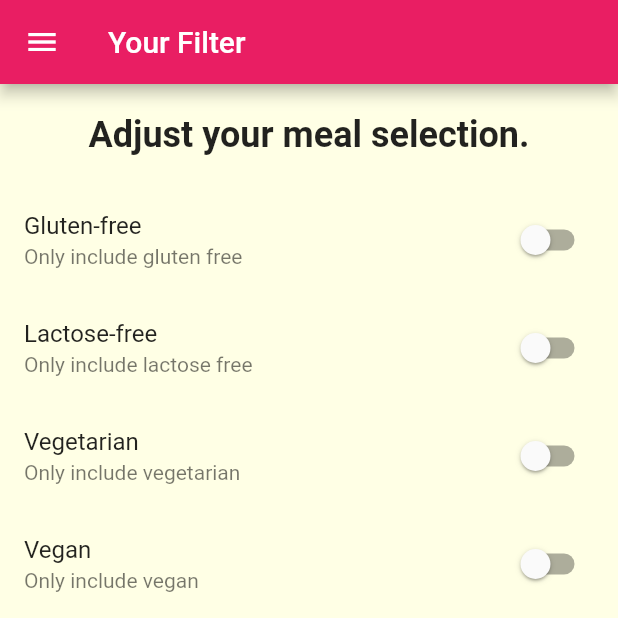
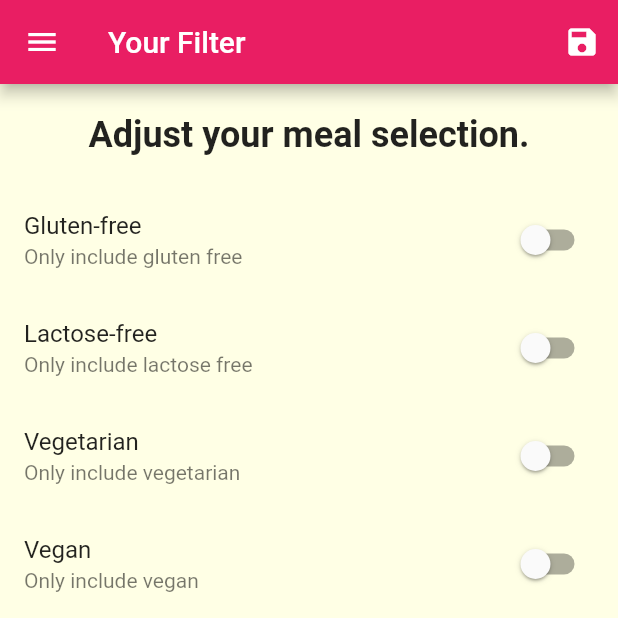
Before and after one commit to nord2sudjp/DeliMeals, a Flutter app: the FiltersScreen screen opened by its route, on a phone screen of 412 x 824 dp, the top half of it. Run offline on Flutter 3.47's test engine with Material 2 defaults, Android fonts, the phone set to English and light mode, and no system bars; Roboto replaces fonts that are missing (Railway, RobotCondensed).

Commit message:
implement filter meals with mocks and interface

```diff
--- a/lib/main.dart
+++ b/lib/main.dart
@@ -5,10 +5,33 @@ import './screen/categories_screen.dart';
 import './screen/meal_detail_screen.dart';
 import './screen/tabs_screen.dart';
 import './screen/filters_screen.dart';
+import './models/meal.dart';
+import './dummy_data.dart';
 
 void main() => runApp(MyApp());
 
-class MyApp extends StatelessWidget {
+class MyApp extends StatefulWidget {
+  @override
+  _MyAppState createState() => _MyAppState();
+}
+
+class _MyAppState extends State<MyApp> {
+  Map<String, bool> _filters = {
+    'gluten': false,
+    'lactose': false,
+    'vegan': false,
+    'vegatarian': false,
+  };
+
+  List<Meal> _availableMeals = DUMMY_MEALS;
+
+  void _setFilters(Map<String, bool> filter) {
+    setState(() {
+      _filters = filter;
+      _availableMeals = DUMMY_MEALS.where((meal) {}).toList();
+    });
+  }
+
   @override
   Widget build(BuildContext context) {
     return MaterialApp(
@@ -36,9 +59,10 @@ class MyApp extends StatelessWidget {
       initialRoute: '/',
       routes: {
         '/': (ctx) => TabsScreen(),
-        CategoryMealsScreen.routeName: (ctx) => CategoryMealsScreen(),
+        CategoryMealsScreen.routeName: (ctx) =>
+            CategoryMealsScreen(_availableMeals),
         MealDetailScreen.routeName: (ctx) => MealDetailScreen(),
-        FiltersScreen.routeName: (ctx) => FiltersScreen(),
+        FiltersScreen.routeName: (ctx) => FiltersScreen(_setFilters),
       },
       onUnknownRoute: (settings) {
         return MaterialPageRoute(builder: (ctx) => CategoriesScreen());
--- a/lib/screen/filters_screen.dart
+++ b/lib/screen/filters_screen.dart
@@ -3,6 +3,9 @@ import 'package:flutter/material.dart';
 
 class FiltersScreen extends StatefulWidget {
   static const routeName = '/filters';
+  final Function saveFilters;
+
+  FiltersScreen(this.saveFilters);
 
   @override
   _FiltersScreenState createState() => _FiltersScreenState();
@@ -28,6 +31,13 @@ class _FiltersScreenState extends State<FiltersScreen> {
     return Scaffold(
       appBar: AppBar(
         title: Text('Your Filter'),
+        actions: <Widget>[
+          IconButton(
+              icon: Icon(Icons.save),
+              onPressed: () {
+                widget.saveFilters();
+              })
+        ],
       ),
       drawer: MainDrawer(),
       body: Center(
```
Also changed, not shown: lib/screen/category_meals_screen.dart (+6 -1 lines).
